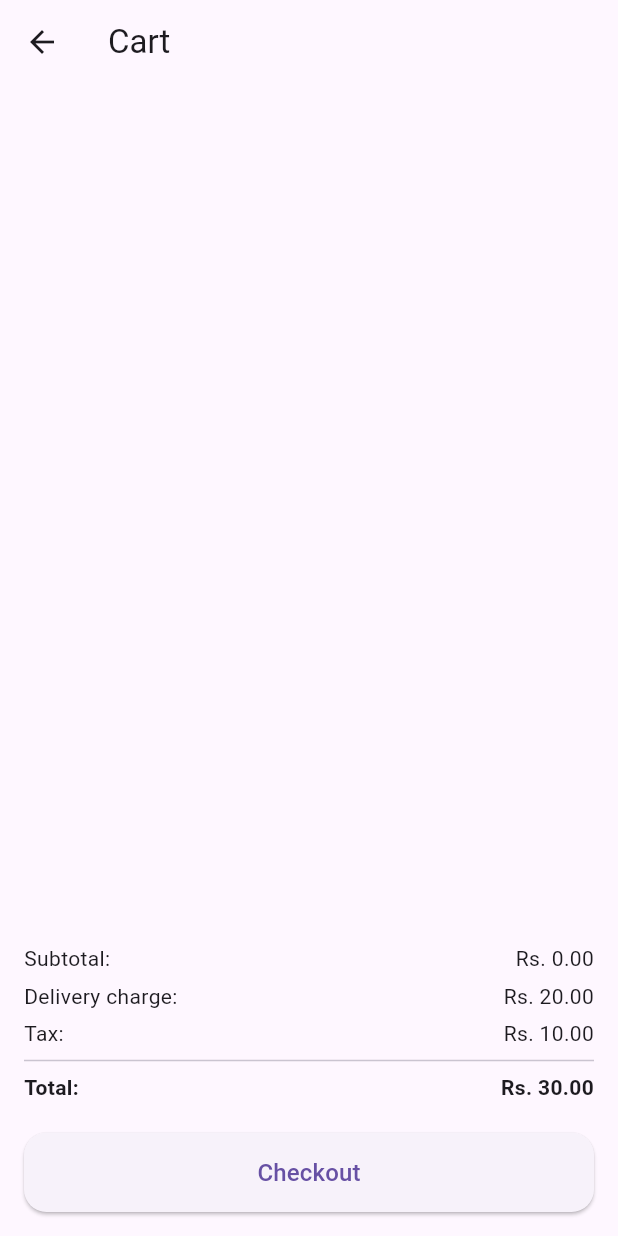
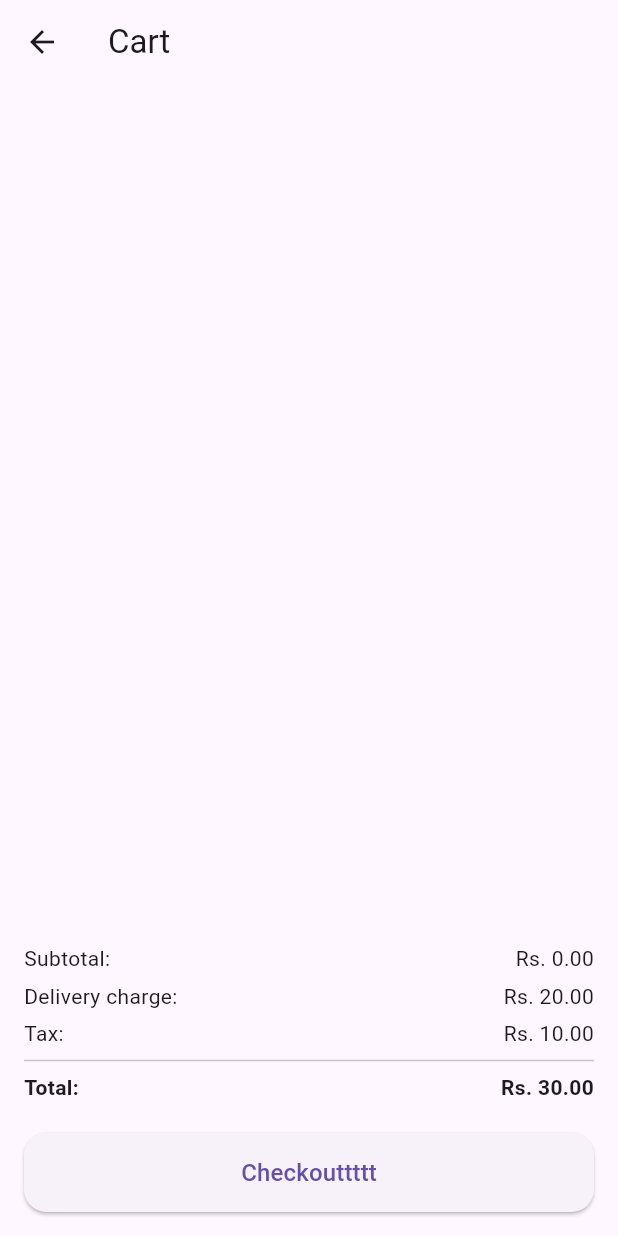
Before and after one commit to KaveeshaUdanii/doggi_app, a Flutter app: the CartContent screen opened directly, on a phone screen of 412 x 824 dp. Run offline on Flutter 3.47's test engine with Material 3 defaults, Android fonts, the phone set to English and light mode, and no system bars; our stand-ins replace cloud_firestore, curved_navigation_bar, firebase_auth, firebase_core, youtube_player_flutter; accounts and stored records are empty.

Commit message:
10th commit

```diff
--- a/lib/screens/Cart/CartContent.dart
+++ b/lib/screens/Cart/CartContent.dart
@@ -247,7 +247,7 @@ class _CartPageState extends State<CartContent> {
                   ),
                 ),
                 child: const Text(
-                  "Checkout",
+                  "Checkouttttt",
                   style: TextStyle(fontSize: 16),
                 ),
               ),
```
